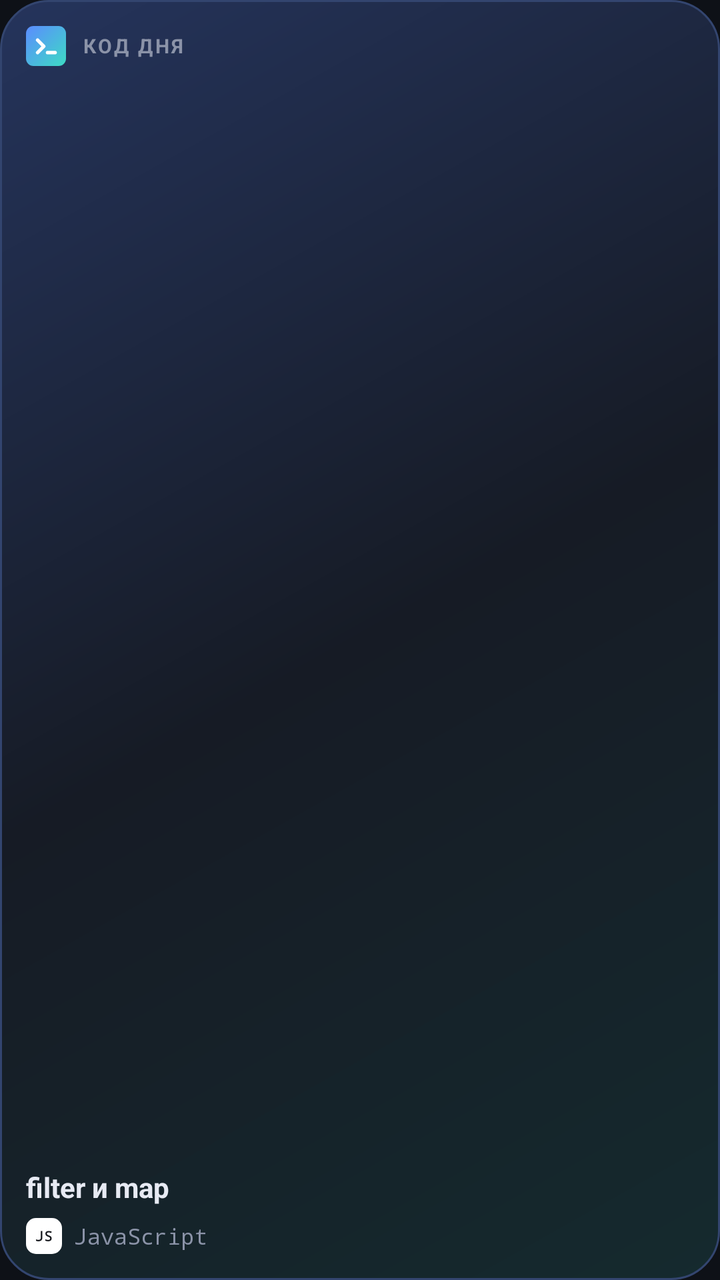
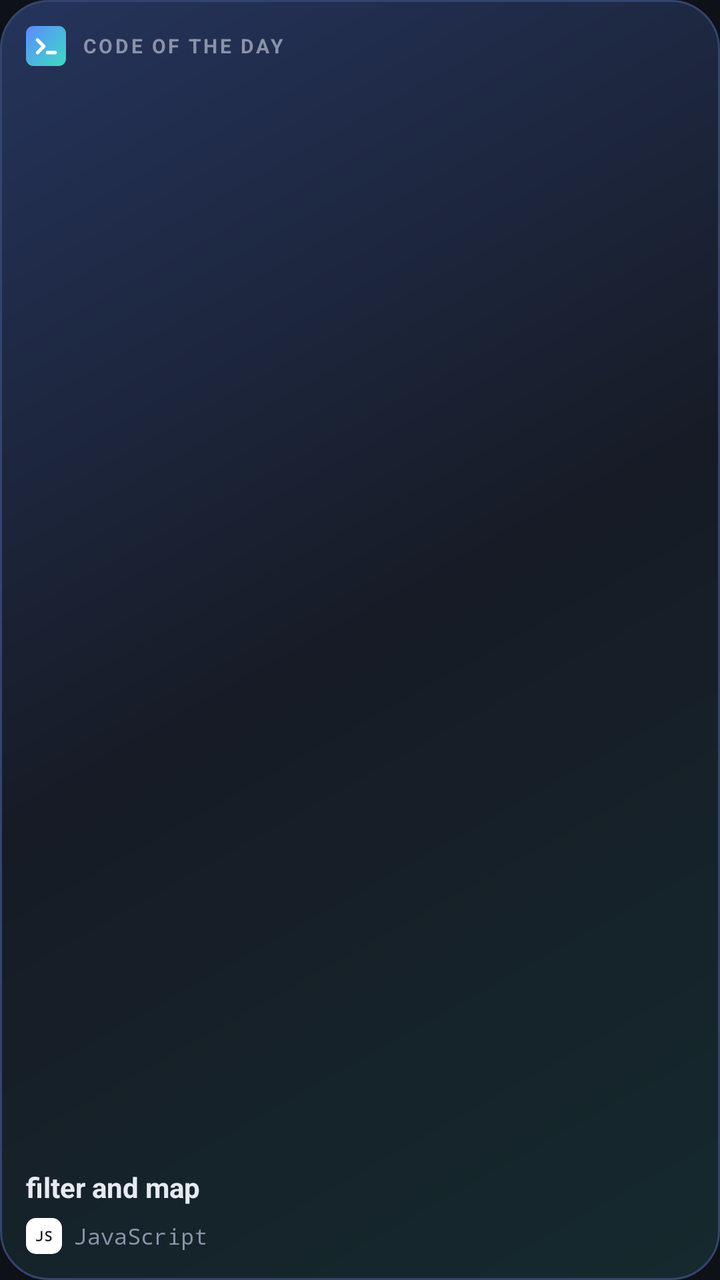

Two renders of the same Android screen: before a commit and after it. Below are the layout's source before the change and the commit's diff.
<!-- AndroidManifest.xml: application theme Theme.Codeum -->
<!-- res/layout/widget_code_small.xml -->
<?xml version="1.0" encoding="utf-8"?>
<LinearLayout xmlns:android="http://schemas.android.com/apk/res/android"
    android:id="@+id/w_root"
    android:layout_width="match_parent"
    android:layout_height="match_parent"
    android:background="@drawable/widget_bg"
    android:orientation="vertical"
    android:padding="13dp">

    <LinearLayout
        android:layout_width="match_parent"
        android:layout_height="wrap_content"
        android:gravity="center_vertical"
        android:orientation="horizontal">

        <ImageView
            android:layout_width="20dp"
            android:layout_height="20dp"
            android:src="@drawable/logo_small"
            android:contentDescription="@string/app_name" />

        <TextView
            android:layout_width="wrap_content"
            android:layout_height="wrap_content"
            android:layout_marginStart="8dp"
            android:letterSpacing="0.12"
            android:text="@string/widget_k"
            android:textColor="#8B93A8"
            android:textSize="10sp"
            android:textStyle="bold" />
    </LinearLayout>

    <FrameLayout
        android:layout_width="match_parent"
        android:layout_height="0dp"
        android:layout_weight="1" />

    <TextView
        android:id="@+id/w_title"
        android:layout_width="match_parent"
        android:layout_height="wrap_content"
        android:ellipsize="end"
        android:maxLines="2"
        android:text="filter и map"
        android:textColor="#E7EAF3"
        android:textSize="14sp"
        android:textStyle="bold" />

    <LinearLayout
        android:layout_width="match_parent"
        android:layout_height="wrap_content"
        android:layout_marginTop="6dp"
        android:gravity="center_vertical"
        android:orientation="horizontal">

        <FrameLayout
            android:layout_width="18dp"
            android:layout_height="18dp">

            <ImageView
                android:id="@+id/w_tile"
                android:layout_width="match_parent"
                android:layout_height="match_parent"
                android:src="@drawable/tile_shape"
                android:contentDescription="@null" />

            <TextView
                android:id="@+id/w_tile_m"
                android:layout_width="match_parent"
                android:layout_height="match_parent"
                android:fontFamily="monospace"
                android:gravity="center"
                android:text="JS"
                android:textColor="#16181D"
                android:textSize="7sp"
                android:textStyle="bold" />
        </FrameLayout>

        <TextView
            android:id="@+id/w_lang"
            android:layout_width="wrap_content"
            android:layout_height="wrap_content"
            android:layout_marginStart="6dp"
            android:fontFamily="monospace"
            android:text="JavaScript"
            android:textColor="#8B93A8"
            android:textSize="11sp" />
    </LinearLayout>
</LinearLayout>
<!-- resources referenced by this layout -->
<resources>
  <!-- drawable logo_small (drawable) -->
  <?xml version="1.0" encoding="utf-8"?>
  <layer-list xmlns:android="http://schemas.android.com/apk/res/android">
      <item>
          <shape android:shape="rectangle">
              <corners android:radius="6dp" />
              <gradient
                  android:angle="315"
                  android:startColor="#5B8CFF"
                  android:endColor="#3DDBC4" />
          </shape>
      </item>
      <item
          android:drawable="@drawable/logo_mark"
          android:bottom="4dp"
          android:left="4dp"
          android:right="4dp"
          android:top="4dp" />
  </layer-list>
  <!-- drawable tile_shape (drawable) -->
  <?xml version="1.0" encoding="utf-8"?>
  <shape xmlns:android="http://schemas.android.com/apk/res/android" android:shape="rectangle">
      <corners android:radius="5dp" />
      <solid android:color="#FFFFFF" />
  </shape>
  <!-- drawable widget_bg (drawable) -->
  <?xml version="1.0" encoding="utf-8"?>
  <layer-list xmlns:android="http://schemas.android.com/apk/res/android">
      <item>
          <shape android:shape="rectangle">
              <corners android:radius="24dp" />
              <gradient
                  android:angle="315"
                  android:startColor="#25345C"
                  android:centerColor="#161B25"
                  android:endColor="#152A2E" />
              <stroke android:width="1dp" android:color="#33456F" />
          </shape>
      </item>
  </layer-list>
  <string name="app_name">Codeum</string>
  <string name="widget_k">КОД ДНЯ</string>
  <style name="Theme.Codeum" parent="android:Theme.Material.NoActionBar">
          <item name="android:windowBackground">@color/bg</item>
          <item name="android:colorBackground">@color/bg</item>
          <item name="android:statusBarColor">@color/bg</item>
          <item name="android:navigationBarColor">@color/panel</item>
          <item name="android:colorAccent">@color/accent</item>
      </style>
  <!-- drawable logo_mark (drawable) -->
  <?xml version="1.0" encoding="utf-8"?>
  <vector xmlns:android="http://schemas.android.com/apk/res/android"
      android:width="24dp"
      android:height="24dp"
      android:viewportWidth="24"
      android:viewportHeight="24">
      <path
          android:pathData="M5,7 L10,12 L5,17 M13,17 L19,17"
          android:strokeColor="#FFFFFF"
          android:strokeWidth="2.8"
          android:strokeLineCap="round"
          android:strokeLineJoin="round"
          android:fillColor="#00000000" />
  </vector>
  <color name="bg">#0E1117</color>
  <color name="panel">#161B25</color>
  <color name="accent">#5B8CFF</color>
</resources>

<!-- the commit's change to res/layout/widget_code_small.xml (unified diff, before → after) -->
@@ -24,7 +24,8 @@
             android:layout_height="wrap_content"
             android:layout_marginStart="8dp"
             android:letterSpacing="0.12"
-            android:text="@string/widget_k"
+            android:id="@+id/w_k"
+                android:text="@string/widget_k"
             android:textColor="#8B93A8"
             android:textSize="10sp"
             android:textStyle="bold" />
@@ -41,7 +42,7 @@
         android:layout_height="wrap_content"
         android:ellipsize="end"
         android:maxLines="2"
-        android:text="filter и map"
+        android:text="filter and map"
         android:textColor="#E7EAF3"
         android:textSize="14sp"
         android:textStyle="bold" />
<!-- resource entries referenced after the edit -->
@@ -41,7 +41,7 @@
       </item>
   </layer-list>
   <string name="app_name">Codeum</string>
-  <string name="widget_k">КОД ДНЯ</string>
+  <string name="widget_k">CODE OF THE DAY</string>
   <style name="Theme.Codeum" parent="android:Theme.Material.NoActionBar">
           <item name="android:windowBackground">@color/bg</item>
           <item name="android:colorBackground">@color/bg</item>
